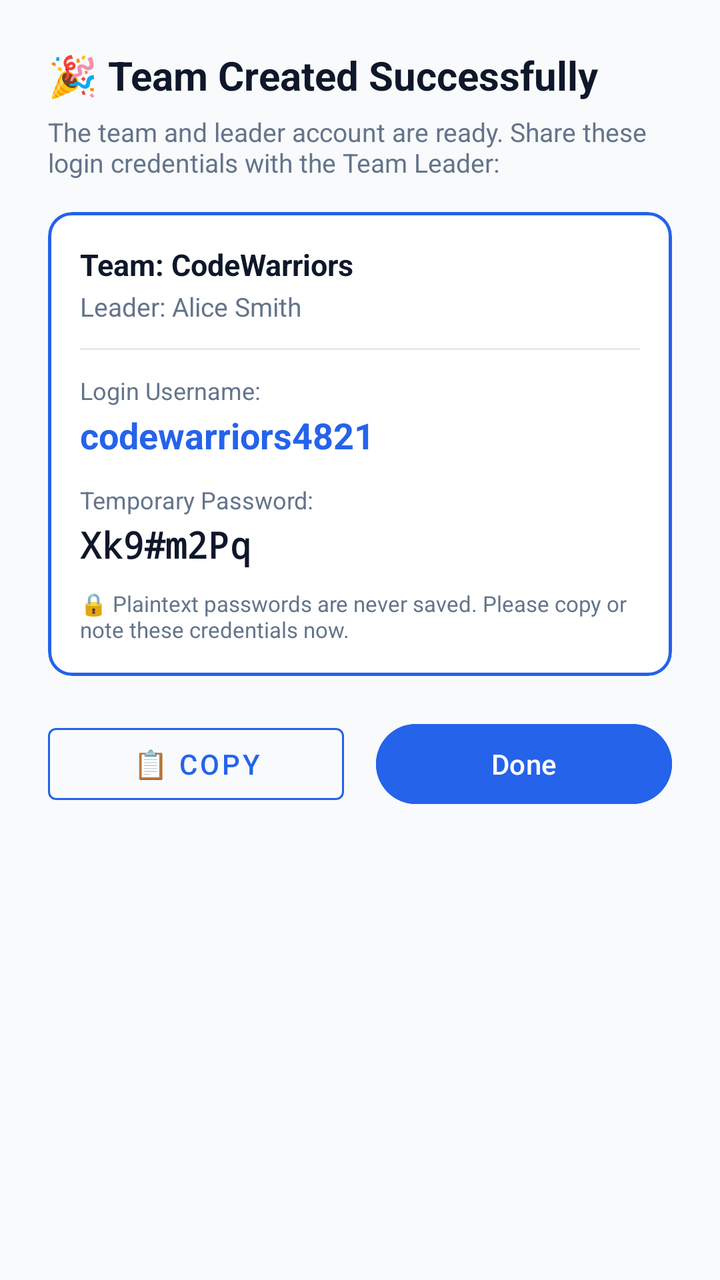
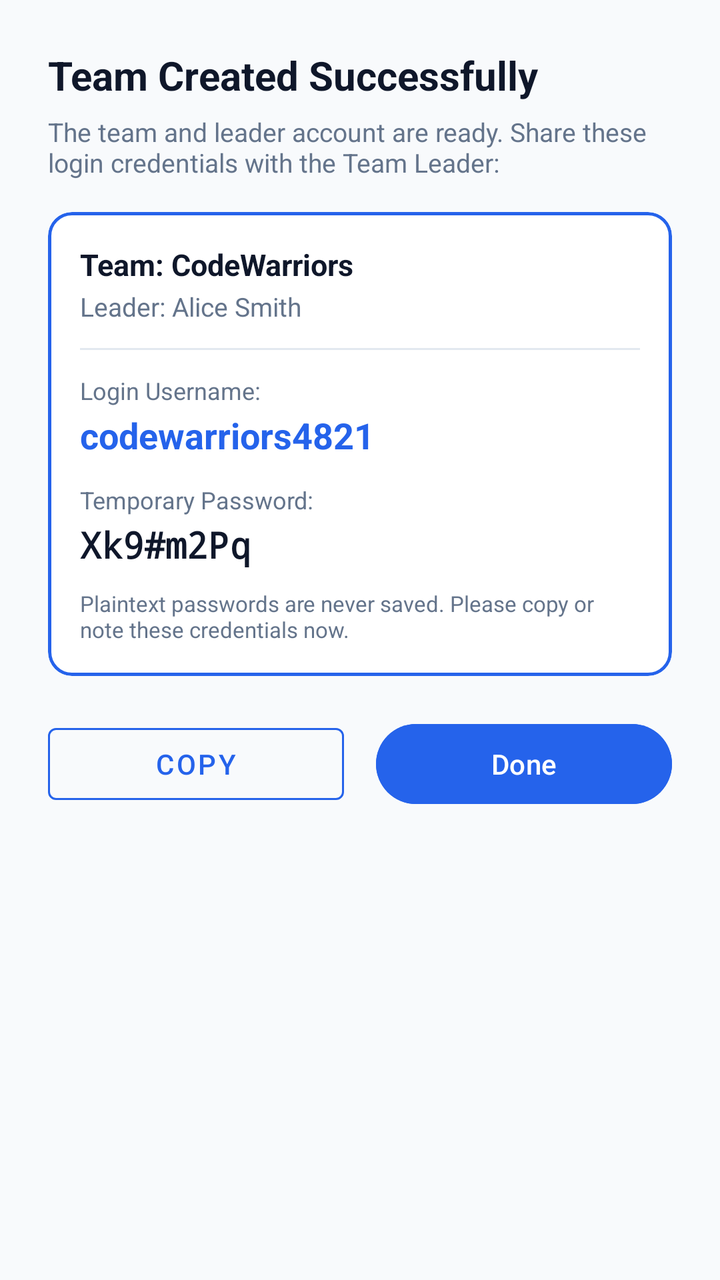

The first picture is an Android layout as it rendered before a commit; the second is the same layout after the commit. The layout source and the unified diff follow.
<!-- AndroidManifest.xml: application theme Theme.Judgex -->
<!-- res/layout/dialog_team_credentials.xml -->
<?xml version="1.0" encoding="utf-8"?>
<LinearLayout xmlns:android="http://schemas.android.com/apk/res/android"
    xmlns:app="http://schemas.android.com/apk/res-auto"
    android:layout_width="match_parent"
    android:layout_height="wrap_content"
    android:orientation="vertical"
    android:padding="24dp">

    <TextView
        android:id="@+id/tvCredTitle"
        android:layout_width="wrap_content"
        android:layout_height="wrap_content"
        android:text="🎉 Team Created Successfully"
        android:textColor="@color/text_primary"
        android:textSize="20sp"
        android:textStyle="bold" />

    <TextView
        android:layout_width="wrap_content"
        android:layout_height="wrap_content"
        android:layout_marginTop="6dp"
        android:text="The team and leader account are ready. Share these login credentials with the Team Leader:"
        android:textColor="@color/text_secondary"
        android:textSize="13sp" />

    <com.google.android.material.card.MaterialCardView
        android:layout_width="match_parent"
        android:layout_height="wrap_content"
        android:layout_marginTop="16dp"
        app:cardCornerRadius="12dp"
        app:cardElevation="0dp"
        app:strokeColor="@color/accent"
        app:strokeWidth="1.5dp"
        app:cardBackgroundColor="@color/surface">

        <LinearLayout
            android:layout_width="match_parent"
            android:layout_height="wrap_content"
            android:orientation="vertical"
            android:padding="16dp">

            <TextView
                android:id="@+id/tvCredTeamName"
                android:layout_width="wrap_content"
                android:layout_height="wrap_content"
                android:text="Team: CodeWarriors"
                android:textColor="@color/text_primary"
                android:textSize="15sp"
                android:textStyle="bold" />

            <TextView
                android:id="@+id/tvCredLeaderName"
                android:layout_width="wrap_content"
                android:layout_height="wrap_content"
                android:layout_marginTop="2dp"
                android:text="Leader: Alice Smith"
                android:textColor="@color/text_secondary"
                android:textSize="13sp" />

            <View
                android:layout_width="match_parent"
                android:layout_height="1dp"
                android:layout_marginVertical="12dp"
                android:background="@color/card_border" />

            <TextView
                android:layout_width="wrap_content"
                android:layout_height="wrap_content"
                android:text="Login Username:"
                android:textColor="@color/text_secondary"
                android:textSize="12sp" />

            <TextView
                android:id="@+id/tvCredUsername"
                android:layout_width="wrap_content"
                android:layout_height="wrap_content"
                android:layout_marginTop="2dp"
                android:text="codewarriors4821"
                android:textColor="@color/accent"
                android:textSize="18sp"
                android:textStyle="bold" />

            <TextView
                android:layout_width="wrap_content"
                android:layout_height="wrap_content"
                android:layout_marginTop="12dp"
                android:text="Temporary Password:"
                android:textColor="@color/text_secondary"
                android:textSize="12sp" />

            <TextView
                android:id="@+id/tvCredPassword"
                android:layout_width="wrap_content"
                android:layout_height="wrap_content"
                android:layout_marginTop="2dp"
                android:fontFamily="monospace"
                android:text="Xk9#m2Pq"
                android:textColor="@color/text_primary"
                android:textSize="18sp"
                android:textStyle="bold" />

            <TextView
                android:layout_width="wrap_content"
                android:layout_height="wrap_content"
                android:layout_marginTop="10dp"
                android:text="🔒 Plaintext passwords are never saved. Please copy or note these credentials now."
                android:textColor="@color/text_secondary"
                android:textSize="11sp" />

        </LinearLayout>

    </com.google.android.material.card.MaterialCardView>

    <LinearLayout
        android:layout_width="match_parent"
        android:layout_height="wrap_content"
        android:layout_marginTop="20dp"
        android:orientation="horizontal">

        <com.google.android.material.button.MaterialButton
            android:id="@+id/btnCopyCredentials"
            style="@style/Widget.MaterialComponents.Button.OutlinedButton"
            android:layout_width="0dp"
            android:layout_height="wrap_content"
            android:layout_marginEnd="8dp"
            android:layout_weight="1"
            android:text="📋 Copy"
            app:strokeColor="@color/accent"
            android:textColor="@color/accent" />

        <com.google.android.material.button.MaterialButton
            android:id="@+id/btnCloseCredentials"
            android:layout_width="0dp"
            android:layout_height="wrap_content"
            android:layout_marginStart="8dp"
            android:layout_weight="1"
            android:text="Done"
            android:backgroundTint="@color/accent"
            android:textColor="@color/white" />

    </LinearLayout>

</LinearLayout>
<!-- resources referenced by this layout -->
<resources>
  <color name="accent">#2563EB</color>
  <color name="card_border">#E2E8F0</color>
  <color name="surface">#FFFFFF</color>
  <color name="text_primary">#0F172A</color>
  <color name="text_secondary">#64748B</color>
  <color name="white">#FFFFFF</color>
  <style name="Theme.Judgex" parent="Theme.Material3.DayNight.NoActionBar">
          
          <item name="colorPrimary">@color/accent</item>
          <item name="colorPrimaryVariant">@color/primary_dark</item>
          <item name="colorOnPrimary">@color/white</item>
          
          <item name="colorSecondary">@color/accent_light</item>
          <item name="colorSecondaryVariant">@color/accent</item>
          <item name="colorOnSecondary">@color/white</item>
          
          <item name="android:statusBarColor">@color/primary</item>
          <item name="android:windowLightStatusBar">false</item>
          
          <item name="android:windowBackground">@color/background</item>
      </style>
  <color name="primary_dark">#020617</color>
  <color name="accent_light">#3B82F6</color>
  <color name="primary">#0F172A</color>
  <color name="background">#F8FAFC</color>
</resources>

<!-- the commit's change to res/layout/dialog_team_credentials.xml (unified diff, before → after) -->
@@ -10,7 +10,7 @@
         android:id="@+id/tvCredTitle"
         android:layout_width="wrap_content"
         android:layout_height="wrap_content"
-        android:text="🎉 Team Created Successfully"
+        android:text="Team Created Successfully"
         android:textColor="@color/text_primary"
         android:textSize="20sp"
         android:textStyle="bold" />
@@ -103,7 +103,7 @@
                 android:layout_width="wrap_content"
                 android:layout_height="wrap_content"
                 android:layout_marginTop="10dp"
-                android:text="🔒 Plaintext passwords are never saved. Please copy or note these credentials now."
+                android:text="Plaintext passwords are never saved. Please copy or note these credentials now."
                 android:textColor="@color/text_secondary"
                 android:textSize="11sp" />
 
@@ -124,7 +124,7 @@
             android:layout_height="wrap_content"
             android:layout_marginEnd="8dp"
             android:layout_weight="1"
-            android:text="📋 Copy"
+            android:text="Copy"
             app:strokeColor="@color/accent"
             android:textColor="@color/accent" />
 
